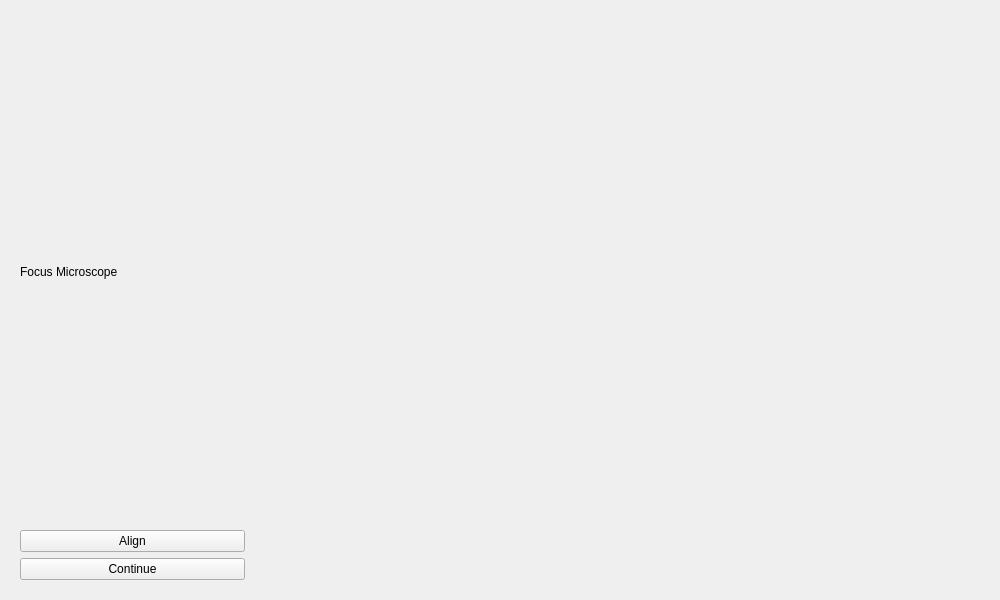
Old version of the form sequential/views/Focus_Widget.ui in the repository aquilesC/NanoCETPy.
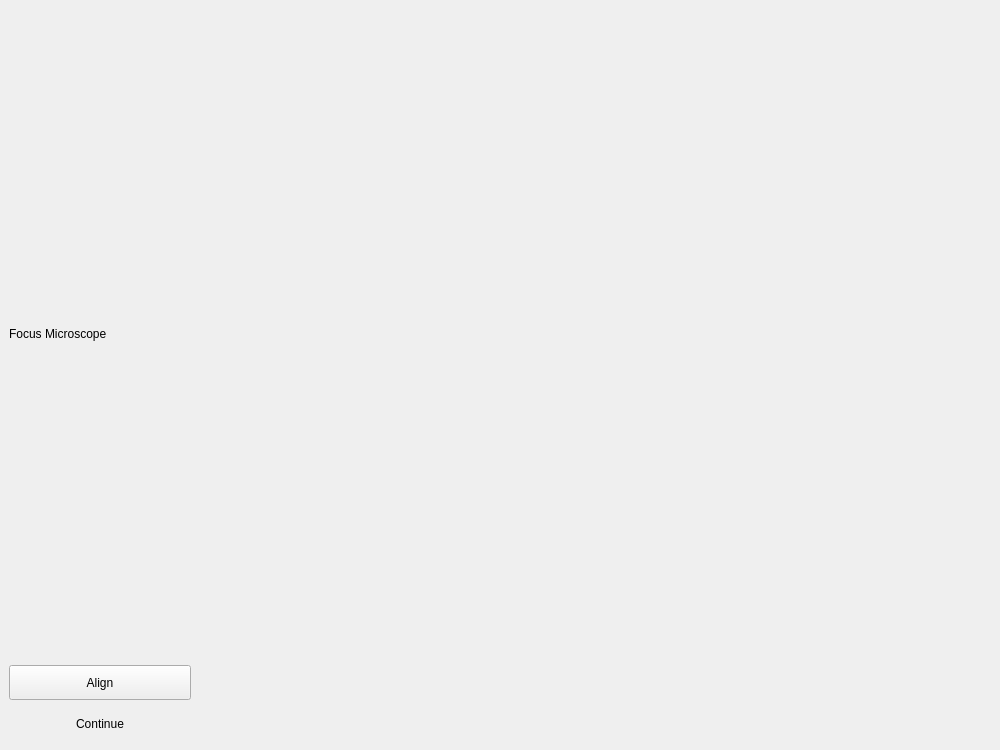
New version of the form.

The edit to the form file:
```diff
--- a/sequential/views/Focus_Widget.ui
+++ b/sequential/views/Focus_Widget.ui
@@ -7,21 +7,39 @@
     <x>0</x>
     <y>0</y>
     <width>1000</width>
-    <height>600</height>
+    <height>750</height>
    </rect>
   </property>
   <property name="minimumSize">
    <size>
     <width>1000</width>
-    <height>600</height>
+    <height>750</height>
    </size>
   </property>
   <property name="windowTitle">
    <string>Form</string>
   </property>
-  <layout class="QHBoxLayout" name="horizontalLayout" stretch="1,3">
+  <layout class="QHBoxLayout" name="horizontalLayout" stretch="0,3">
+   <property name="leftMargin">
+    <number>0</number>
+   </property>
+   <property name="topMargin">
+    <number>0</number>
+   </property>
+   <property name="rightMargin">
+    <number>0</number>
+   </property>
+   <property name="bottomMargin">
+    <number>0</number>
+   </property>
    <item>
-    <widget class="QWidget" name="verticalWidget" native="true">
+    <widget class="QFrame" name="frame">
+     <property name="minimumSize">
+      <size>
+       <width>200</width>
+       <height>0</height>
+      </size>
+     </property>
      <layout class="QVBoxLayout" name="verticalLayout_2">
       <item>
        <widget class="QLabel" name="label">
@@ -32,6 +50,12 @@
       </item>
       <item>
        <widget class="QPushButton" name="align_button">
+        <property name="minimumSize">
+         <size>
+          <width>0</width>
+          <height>35</height>
+         </size>
+        </property>
         <property name="text">
          <string>Align</string>
         </property>
@@ -39,9 +63,24 @@
       </item>
       <item>
        <widget class="QPushButton" name="continue_button">
+        <property name="minimumSize">
+         <size>
+          <width>0</width>
+          <height>35</height>
+         </size>
+        </property>
         <property name="text">
          <string>Continue</string>
         </property>
+        <property name="autoDefault">
+         <bool>false</bool>
+        </property>
+        <property name="default">
+         <bool>false</bool>
+        </property>
+        <property name="flat">
+         <bool>true</bool>
+        </property>
        </widget>
       </item>
      </layout>
```
